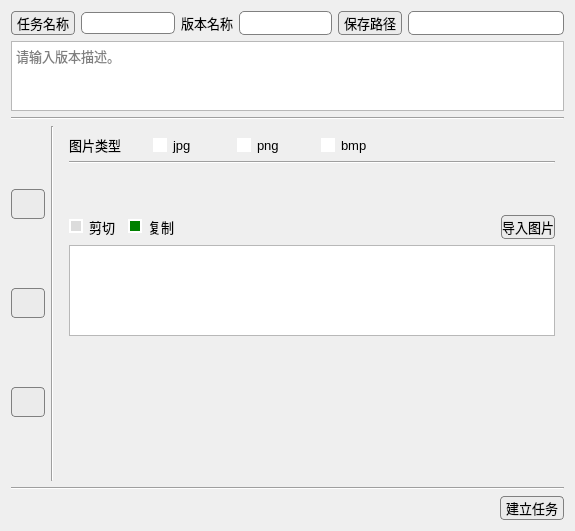
This is ui_files/build_task.ui in feiyuhuahuo/HuaHuoLabel as Qt 5 draws it before an edit. The edited form follows.
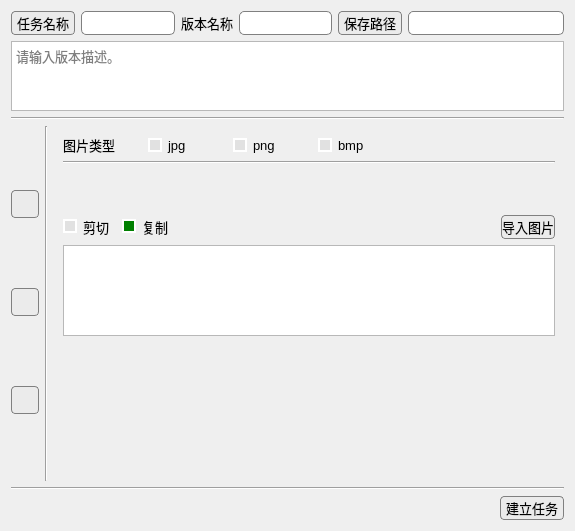
This is the edited form. Icons and pictures are not drawn.

The edit to the form file:
```diff
--- a/ui_files/build_task.ui
+++ b/ui_files/build_task.ui
@@ -73,7 +73,7 @@
        <property name="minimumSize">
         <size>
          <width>0</width>
-         <height>22</height>
+         <height>24</height>
         </size>
        </property>
        <property name="font">
@@ -214,10 +214,19 @@
         <widget class="QPushButton" name="pushButton_img">
          <property name="minimumSize">
           <size>
-           <width>30</width>
-           <height>30</height>
+           <width>28</width>
+           <height>28</height>
           </size>
          </property>
+         <property name="maximumSize">
+          <size>
+           <width>28</width>
+           <height>28</height>
+          </size>
+         </property>
+         <property name="toolTip">
+          <string>图片</string>
+         </property>
          <property name="styleSheet">
           <string notr="true">QPushButton
 {background-color: rgb(235, 235, 235);
@@ -243,7 +252,7 @@
          <property name="iconSize">
           <size>
            <width>18</width>
-           <height>20</height>
+           <height>18</height>
           </size>
          </property>
         </widget>
@@ -252,14 +261,14 @@
         <widget class="QPushButton" name="pushButton_video">
          <property name="minimumSize">
           <size>
-           <width>30</width>
-           <height>24</height>
+           <width>28</width>
+           <height>28</height>
           </size>
          </property>
          <property name="maximumSize">
           <size>
-           <width>16777215</width>
-           <height>30</height>
+           <width>28</width>
+           <height>28</height>
           </size>
          </property>
          <property name="styleSheet">
@@ -296,14 +305,14 @@
         <widget class="QPushButton" name="pushButton_camera">
          <property name="minimumSize">
           <size>
-           <width>30</width>
-           <height>24</height>
+           <width>28</width>
+           <height>28</height>
           </size>
          </property>
          <property name="maximumSize">
           <size>
-           <width>16777215</width>
-           <height>30</height>
+           <width>28</width>
+           <height>28</height>
           </size>
          </property>
          <property name="styleSheet">
@@ -382,11 +391,13 @@
               <string notr="true">QCheckBox::indicator:checked {
     background-color:       blue;
     border:                 2px solid white;  
+
 }
 
 QCheckBox::indicator:unchecked {
-    background-color:      white;
+    background-color:       rgb(225, 225, 225);
     border:                 2px solid white;  
+
 }</string>
              </property>
              <property name="text">
@@ -408,11 +419,13 @@
               <string notr="true">QCheckBox::indicator:checked {
     background-color:       blue;
     border:                 2px solid white;  
+
 }
 
 QCheckBox::indicator:unchecked {
-    background-color:      white;
+    background-color:       rgb(225, 225, 225);
     border:                 2px solid white;  
+
 }</string>
              </property>
              <property name="text">
@@ -434,11 +447,13 @@
               <string notr="true">QCheckBox::indicator:checked {
     background-color:       blue;
     border:                 2px solid white;  
+
 }
 
 QCheckBox::indicator:unchecked {
-    background-color:      white;
+    background-color:       rgb(225, 225, 225);
     border:                 2px solid white;  
+
 }</string>
              </property>
              <property name="text">
@@ -508,7 +523,7 @@
 
 QRadioButton::indicator:unchecked {
 
-    background-color:       rgb(220, 220, 220);
+    background-color:       rgb(225, 225, 225);
     border:                 2px solid white;  
 }</string>
              </property>
@@ -539,7 +554,7 @@
 
 QRadioButton::indicator:unchecked {
 
-    background-color:       rgb(220, 220, 220);
+    background-color:       rgb(225, 225, 225);
     border:                 2px solid white;  
 }</string>
              </property>
```
Left out of the diff: 15 changed lines with no effect on the pictures.
